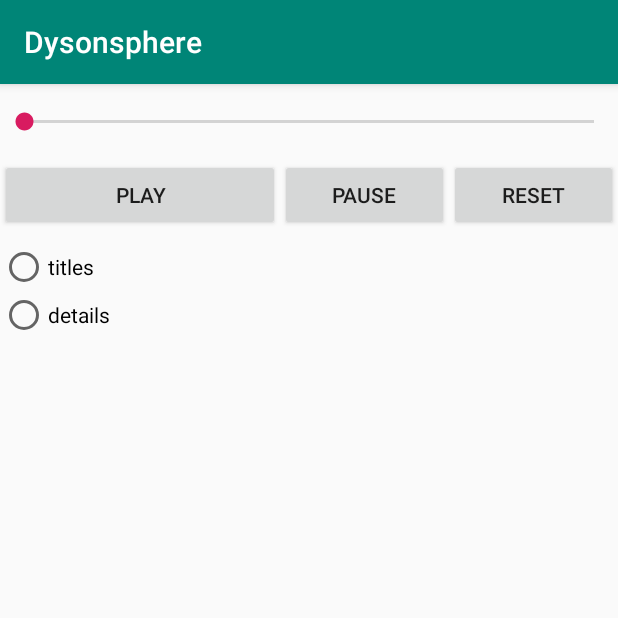
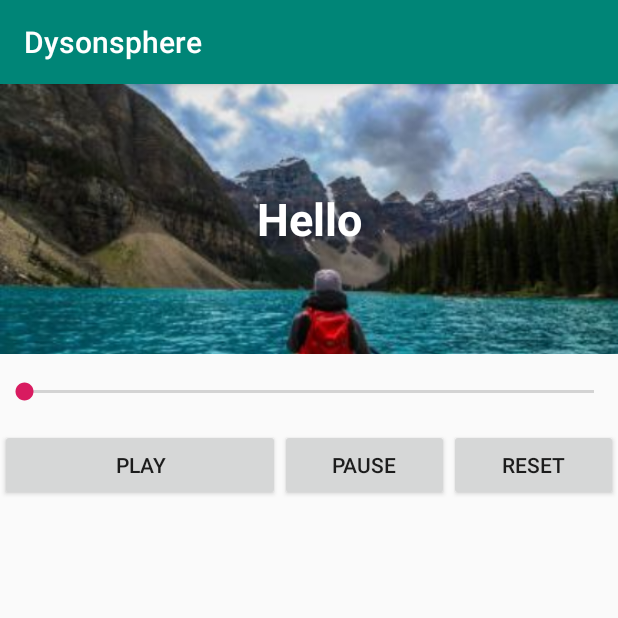
Before and after one commit to jajsmith/cbc-dysonsphere, an Android app: the screen it shows after launch (MainActivity), on a phone screen of 412 x 824 dp, the top half of it. Run offline under Robolectric (Android 15) with nearby library versions, the phone set to English and light mode, and no system bars.

Commit message:
Layout shell in place

```diff
--- a/android/app/src/main/java/com/example/dysonsphere/HeaderFragment.java
+++ b/android/app/src/main/java/com/example/dysonsphere/HeaderFragment.java
@@ -53,7 +53,7 @@ public class HeaderFragment extends Fragment {
         if (isDetails) {
             frag = DetailsFragment.newInstance(0);
         } else {
-            frag  = new TitlesFragment();
+            frag  = new ListViewFragment();
         }
 
         // Execute a transaction, replacing any existing fragment
--- a/android/app/src/main/java/com/example/dysonsphere/MainActivity.java
+++ b/android/app/src/main/java/com/example/dysonsphere/MainActivity.java
@@ -21,7 +21,7 @@ public class MainActivity extends AppCompatActivity {
     @Override
     protected void onCreate(Bundle savedInstanceState) {
         super.onCreate(savedInstanceState);
-        setContentView(R.layout.fragment_layout);
+        setContentView(R.layout.main_layout);
 
         initializeUI();
         initializeSeekbar();
--- /dev/null
+++ b/android/app/src/main/res/layout/main_layout.xml
@@ -0,0 +1,80 @@
+<?xml version="1.0" encoding="utf-8"?>
+
+<LinearLayout xmlns:android="http://schemas.android.com/apk/res/android"
+    android:orientation="vertical"
+    android:layout_width="match_parent"
+    android:layout_height="match_parent">
+
+    <RelativeLayout
+        xmlns:android="http://schemas.android.com/apk/res/android"
+        android:layout_width="wrap_content"
+        android:layout_height="wrap_content" >
+
+        <ImageView
+            android:layout_width="match_parent"
+            android:layout_height="180dp"
+            android:src="@drawable/image"
+            android:scaleType="centerCrop"
+            android:id="@+id/image_view"/>
+
+        <TextView
+            android:id="@+id/myImageViewText"
+            android:layout_width="wrap_content"
+            android:layout_height="wrap_content"
+            android:layout_alignLeft="@id/image_view"
+            android:layout_alignTop="@id/image_view"
+            android:layout_alignRight="@id/image_view"
+            android:layout_alignBottom="@id/image_view"
+            android:layout_margin="1dp"
+            android:gravity="center"
+            android:text="Hello"
+            android:textSize="30dp"
+            android:textStyle="bold"
+            android:shadowColor="@android:color/black"
+            android:textColor="#FFFFFF" />
+
+    </RelativeLayout>
+
+    <SeekBar
+        android:id="@+id/seekbar_audio"
+        android:layout_width="match_parent"
+        android:layout_height="wrap_content"
+        android:layout_marginBottom="16dp"
+        android:layout_marginTop="16dp"/>
+
+    <LinearLayout
+        android:layout_width="match_parent"
+        android:layout_height="wrap_content"
+        android:layout_marginBottom="8dp"
+        android:gravity="center_horizontal"
+        android:orientation="horizontal">
+
+        <Button
+            android:id="@+id/button_play"
+            android:layout_width="wrap_content"
+            android:layout_height="wrap_content"
+            android:layout_weight="4"
+            android:text="Play"/>
+
+        <Button
+            android:id="@+id/button_pause"
+            android:layout_width="wrap_content"
+            android:layout_height="wrap_content"
+            android:layout_weight="1"
+            android:text="Pause"/>
+
+        <Button
+            android:id="@+id/button_reset"
+            android:layout_width="wrap_content"
+            android:layout_height="wrap_content"
+            android:layout_weight="1"
+            android:text="Reset"/>
+    </LinearLayout>
+
+    <FrameLayout android:id="@+id/details"
+        android:layout_weight="1"
+        android:layout_width="match_parent"
+        android:layout_height="match_parent"
+        android:background="?android:attr/detailsElementBackground" />
+
+</LinearLayout>
```
Also changed, not shown: android/app/src/main/java/com/example/dysonsphere/ListViewFragment.java (added, +36 -0 lines), android/app/src/main/res/drawable-anydpi/ic_arrow.xml (added, +10 -0 lines), android/app/src/main/res/layout/list_item.xml (added, +38 -0 lines), android/app/src/main/res/layout/listview_fragment.xml (added, +7 -0 lines), android/app/src/main/res/values/strings.xml (+8 -0 lines), android/app/src/main/res/drawable-hdpi/ic_arrow.png (added), android/app/src/main/res/drawable-mdpi/ic_arrow.png (added), android/app/src/main/res/drawable-xhdpi/ic_arrow.png (added), android/app/src/main/res/drawable-xxhdpi/ic_arrow.png (added), android/app/src/main/res/drawable/image.jpg (added).
